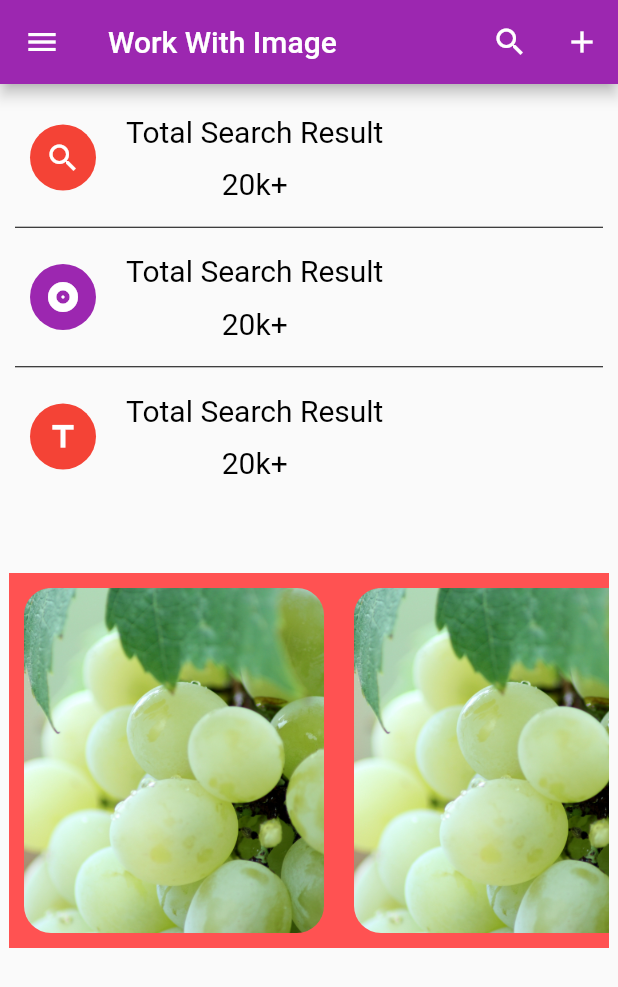
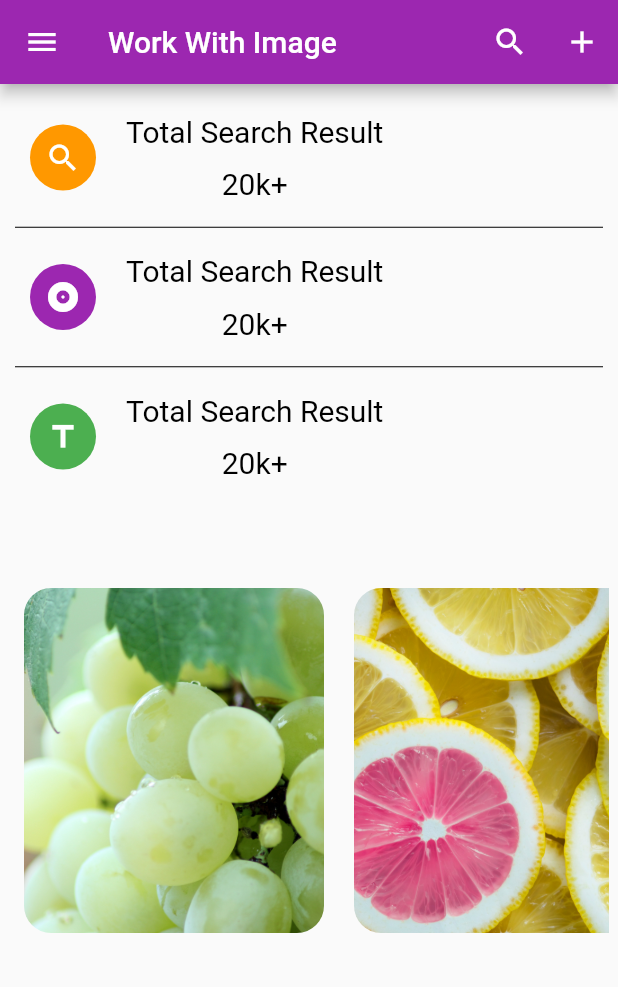
Before and after one commit to Yazdani1/Flutter-MaterialDesign-With-Image, a Flutter app: the screen it shows after launch, on a phone screen of 412 x 824 dp. Shown: the top 987 px of the screen. Run offline on Flutter 3.47's test engine with Material 2 defaults, Android fonts, the phone set to English and light mode, and no system bars.

Commit message:
Second Commit

```diff
--- a/lib/HomePage.dart
+++ b/lib/HomePage.dart
@@ -91,7 +91,7 @@ class _HomeState extends State<Home> {
                      margin: EdgeInsets.all(10.0),
                      padding: EdgeInsets.all(10.0),
                      decoration: new BoxDecoration(
-                       color:Colors.red,
+                       color:Colors.orange,
                        borderRadius: new BorderRadius.all(
                          Radius.circular(90.0)
                        )
@@ -165,7 +165,7 @@ class _HomeState extends State<Home> {
                      margin: EdgeInsets.all(10.0),
                      padding: EdgeInsets.all(10.0),
                      decoration: new BoxDecoration(
-                         color:Colors.red,
+                         color:Colors.green,
                          borderRadius: new BorderRadius.all(
                              Radius.circular(90.0)
                          )
@@ -198,7 +198,7 @@ class _HomeState extends State<Home> {
          ),//Container end
          new Container(
            height: 250.0,
-           color: Colors.redAccent,
+
            margin: EdgeInsets.all(6.0),
 
            child: new ListView(
@@ -234,7 +234,7 @@ class _HomeState extends State<Home> {
                  child: new ClipRRect(
                    borderRadius: new BorderRadius.circular(18.0),
                    child: new Image(
-                       image: AssetImage("assets/a.jpg"),
+                       image: AssetImage("assets/b.jpg"),
                      height: 200.0,
                      width: 200.0,
                      fit: BoxFit.cover,
@@ -246,7 +246,7 @@ class _HomeState extends State<Home> {
                  child: new ClipRRect(
                    borderRadius: new BorderRadius.circular(18.0),
                    child: new Image(
-                       image: AssetImage("assets/a.jpg"),
+                       image: AssetImage("assets/c.jpg"),
                      height: 200.0,
                      width: 200.0,
                      fit: BoxFit.cover,
@@ -258,7 +258,7 @@ class _HomeState extends State<Home> {
                  child: new ClipRRect(
                    borderRadius: new BorderRadius.circular(18.0),
                    child: new Image(
-                       image: new AssetImage("assets/a.jpg"),
+                       image: new AssetImage("assets/d.jpg"),
                      height: 200.0,
                      width: 200.0,
                      fit: BoxFit.cover,
```
Also changed, not shown: pubspec.yaml (+8 -0 lines), assets/b.jpg (added), assets/c.jpg (added), assets/d.jpg (added), assets/e.jpg (added), assets/f.jpg (added), assets/g.jpg (added), assets/h.jpg (added), assets/i.jpg (added), assets/j.jpg (added).
